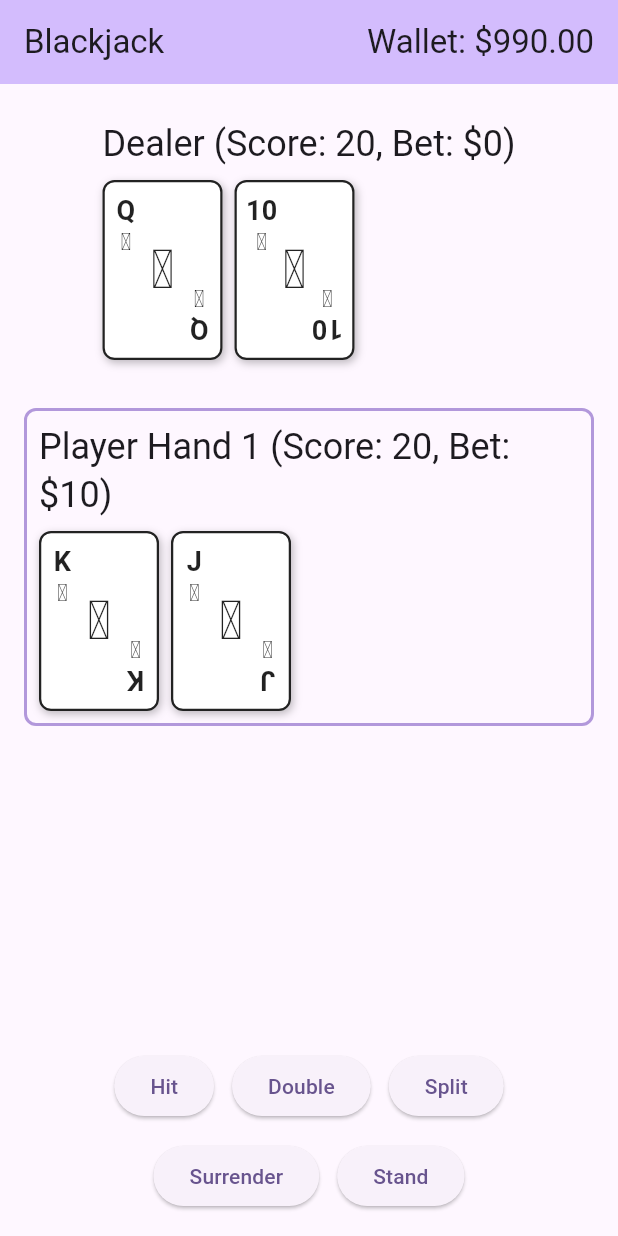
After one commit to lukameunier/blackjack-flutter-app, a Flutter app: the screen it shows after launch, after a tap on an icon or button, on a phone screen of 412 x 824 dp. The commit adds this screen. Run offline on Flutter 3.47's test engine with Material 3 defaults, Android fonts, the phone set to English and light mode, and no system bars; our stand-ins replace shared_preferences; statements that could not run were skipped.

Commit message:
refactor(ui): extract Playing View into a dedicated widget

```diff
--- /dev/null
+++ b/lib/widgets/playing_view.dart
@@ -0,0 +1,146 @@
+import 'package:blackjack/models/board.dart';
+import 'package:blackjack/models/hand.dart';
+import 'package:blackjack/presenters/home_page_presenter.dart';
+import 'package:blackjack/widgets/card_view.dart';
+import 'package:flutter/material.dart';
+
+class PlayingView extends StatelessWidget {
+  const PlayingView({super.key, required this.presenter});
+
+  final HomePagePresenter presenter;
+
+  @override
+  Widget build(BuildContext context) {
+    final board = presenter.board;
+    return Column(
+      children: [
+        _buildHandView(context, 'Dealer', board.dealer.activeHand),
+        const SizedBox(height: 24),
+        ...board.player.hands.map((hand) {
+          final handIndex = board.player.hands.indexOf(hand);
+          final isActive =
+              handIndex == board.player.activeHandIndex &&
+              board.state == GameState.playing;
+          return _buildHandView(
+            context,
+            'Player Hand ${handIndex + 1}',
+            hand,
+            isActive: isActive,
+          );
+        }),
+        const Spacer(),
+        if (board.state == GameState.offeringInsurance)
+          Text(
+            'Dealer has an Ace. Do you want insurance?',
+            style: Theme.of(context).textTheme.headlineSmall,
+          ),
+        if (board.state == GameState.roundOver) _buildResultsView(context),
+        const SizedBox(height: 24),
+        _buildActionButtons(context),
+      ],
+    );
+  }
+
+  Widget _buildResultsView(BuildContext context) {
+    return Column(
+      children: presenter.board.player.hands.map((hand) {
+        final result = presenter.board.getResultForHand(hand);
+        final payoutInfo = result.payout > 0
+            ? (result.payout == hand.bet
+                ? ' (Push)'
+                : ' (+${(result.payout - hand.bet).toStringAsFixed(2)})')
+            : ' (-${hand.bet.toStringAsFixed(2)})';
+        return Text(
+          '${result.message}$payoutInfo',
+          style: Theme.of(context).textTheme.headlineSmall,
+        );
+      }).toList(),
+    );
+  }
+
+  Widget _buildActionButtons(BuildContext context) {
+    final board = presenter.board;
+    switch (board.state) {
+      case GameState.betting:
+        return const SizedBox.shrink(); // Should not happen in this view
+      case GameState.offeringInsurance:
+        return Row(
+          mainAxisAlignment: MainAxisAlignment.center,
+          children: [
+            ElevatedButton(
+              onPressed: board.canTakeInsurance ? presenter.takeInsurance : null,
+              child: const Text('Take Insurance'),
+            ),
+            const SizedBox(width: 16),
+            ElevatedButton(
+              onPressed: presenter.declineInsurance,
+              child: const Text('No, Thanks'),
+            ),
+          ],
+        );
+      case GameState.playing:
+        return Wrap(
+          alignment: WrapAlignment.center,
+          spacing: 12.0,
+          runSpacing: 12.0,
+          children: [
+            ElevatedButton(onPressed: presenter.hit, child: const Text('Hit')),
+            ElevatedButton(
+              onPressed: board.canDoubleDown ? presenter.doubleDown : null,
+              child: const Text('Double'),
+            ),
+            ElevatedButton(
+              onPressed: board.canSplit ? presenter.split : null,
+              child: const Text('Split'),
+            ),
+            ElevatedButton(
+              onPressed: board.canSurrender ? presenter.surrender : null,
+              child: const Text('Surrender'),
+            ),
+            ElevatedButton(onPressed: presenter.stand, child: const Text('Stand')),
+          ],
+        );
+      case GameState.roundOver:
+        return ElevatedButton(
+          onPressed: presenter.nextRound,
+          child: const Text('Next Round'),
+        );
+    }
+  }
+
+  Widget _buildHandView(
+    BuildContext context,
+    String title,
+    Hand hand, {
+    bool isActive = false,
+  }) {
+    return Container(
+      decoration: isActive
+          ? BoxDecoration(
+              border: Border.all(
+                color: Colors.deepPurple.withAlpha(128),
+                width: 2,
+              ),
+              borderRadius: BorderRadius.circular(8),
+            )
+          : null,
+      padding: const EdgeInsets.all(8.0),
+      child: Column(
+        crossAxisAlignment: CrossAxisAlignment.start,
+        children: [
+          Text(
+            '$title (Score: ${hand.score}, Bet: \$${hand.bet.toStringAsFixed(0)})',
+            style: Theme.of(context).textTheme.headlineSmall,
+          ),
+          const SizedBox(height: 8),
+          SingleChildScrollView(
+            scrollDirection: Axis.horizontal,
+            child: Row(
+              children: hand.cards.map((card) => CardView(card: card)).toList(),
+            ),
+          ),
+        ],
+      ),
+    );
+  }
+}
```
Also changed, not shown: lib/main.dart (+2 -134 lines).
